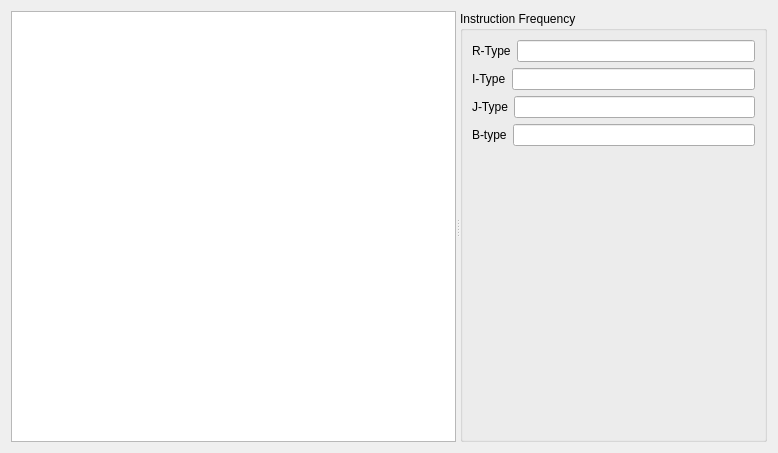
This is src/ui/profilertab.ui in hghit-harshit/Kites as Qt 5 draws it before an edit. The edited form follows.
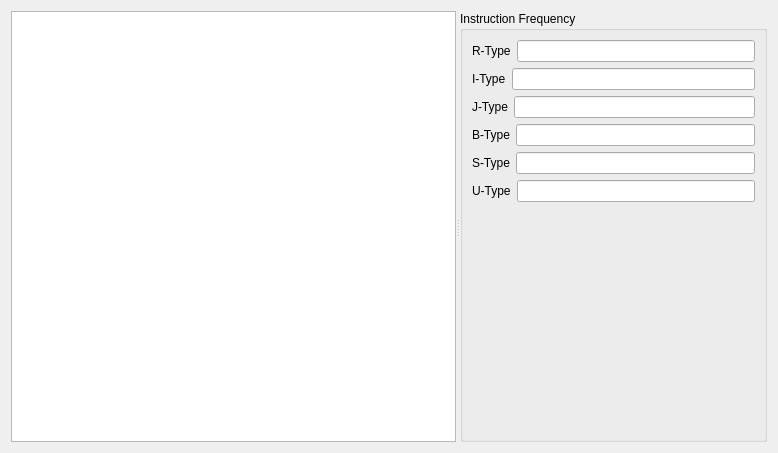
This is the edited form. Custom widgets are drawn as their Qt base class.

Commit message: fix: add S-Type and U-Type line edits to ProfilerTab UI and update labels

The edit to the form file:
```diff
--- a/src/ui/profilertab.ui
+++ b/src/ui/profilertab.ui
@@ -75,7 +75,7 @@
             <item>
              <widget class="QLabel" name="label_4">
               <property name="text">
-               <string>B-type</string>
+            <string>B-Type</string>
               </property>
              </widget>
             </item>
@@ -84,6 +84,34 @@
             </item>
            </layout>
           </item>
+        <item>
+         <layout class="QHBoxLayout" name="horizontalLayout_5">
+          <item>
+           <widget class="QLabel" name="label_5">
+            <property name="text">
+            <string>S-Type</string>
+            </property>
+           </widget>
+          </item>
+          <item>
+           <widget class="QLineEdit" name="STypelineEdit"/>
+          </item>
+         </layout>
+        </item>
+        <item>
+         <layout class="QHBoxLayout" name="horizontalLayout_6">
+          <item>
+           <widget class="QLabel" name="label_6">
+            <property name="text">
+            <string>U-Type</string>
+            </property>
+           </widget>
+          </item>
+          <item>
+           <widget class="QLineEdit" name="UTypelineEdit"/>
+          </item>
+         </layout>
+        </item>
           <item>
            <spacer name="verticalSpacer">
             <property name="orientation">
```
The commit also changes 1 other file.
